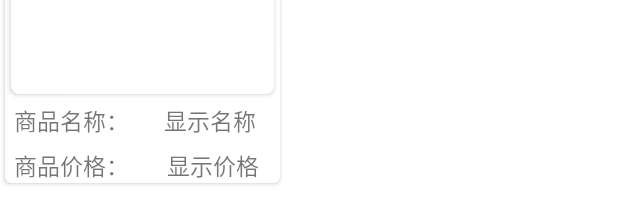
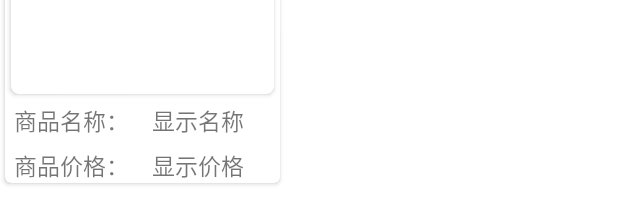
Before and after one commit to Fuzhang1/317software, an Android app: the layout item_homepost_view.xml on its own in the app's theme, with its tools: preview values and no code run, on a phone screen of 412 x 824 dp. Shown: the part 170-394 px from the top of the screen. Run offline under Robolectric (Android 15) with nearby library versions, the phone set to English and light mode, and no system bars.

Commit message:
modify recommendation algorithm

```diff
--- a/317soft/tos/app/src/main/java/com/example/a317soft/adapter/GridViewAdapter.java
+++ b/317soft/tos/app/src/main/java/com/example/a317soft/adapter/GridViewAdapter.java
@@ -89,6 +89,7 @@ public class GridViewAdapter extends  RecyclerView.Adapter<GridViewAdapter.Inner
             mposition = position;
             mIcon.setImageBitmap(BitmapFactory.decodeByteArray(mData2.get(mposition).getPicture(),0,mData2.get(mposition).getPicture().length));
             String name = mData2.get(mposition).getTitle();
+            name = name.length()>7?name.substring(0,6)+"...":name;
             mnamedisp.setText(name);
             mpricedisp.setText(reBean.getPrice());
         }
--- a/317soft/tos/app/src/main/java/com/example/a317soft/util/PostDB.java
+++ b/317soft/tos/app/src/main/java/com/example/a317soft/util/PostDB.java
@@ -111,8 +111,8 @@ public class PostDB {
     public static List<Post> postsByDate(List<Integer> community_id) {
         List<Post> list = new ArrayList<>();
         int cnt = 10;
-        for(int i=0;i<community_id.size();i++){
-            String sql = "select * from tos_post where community_id=" + String.valueOf(community_id.get(i));
+        for(int i=0; i<community_id.size(); i++){
+            String sql = "select * from tos_post where community_id = " + String.valueOf(community_id.get(i)) + " order by id desc";
             Connection connection = DBUtil.getConn();
             Statement statement = null;
             ResultSet resultSet = null;
--- a/317soft/tos/app/src/main/res/layout/activity_community_search.xml
+++ b/317soft/tos/app/src/main/res/layout/activity_community_search.xml
@@ -95,7 +95,7 @@
         app:layout_constraintEnd_toEndOf="parent"
         app:layout_constraintHeight_default="percent"
 
-        app:layout_constraintHeight_percent="0.78"
+        app:layout_constraintHeight_percent="0.6"
         app:layout_constraintStart_toStartOf="parent"
         app:layout_constraintTop_toBottomOf="@+id/et_communitySearch"
 
--- a/317soft/tos/app/src/main/res/layout/item_homepost_view.xml
+++ b/317soft/tos/app/src/main/res/layout/item_homepost_view.xml
@@ -55,31 +55,30 @@
 
             <TextView
                 android:id="@+id/grid_view_namedisp"
-                android:layout_width="81dp"
+                android:layout_width="69dp"
                 android:layout_height="wrap_content"
+
                 android:layout_alignTop="@+id/grid_view_title"
                 android:layout_alignEnd="@+id/cardView3"
                 android:layout_marginTop="0dp"
-                android:layout_marginEnd="2dp"
-                android:ellipsize="end"
+                android:layout_marginEnd="16dp"
                 android:gravity="center"
-                android:singleLine="true"
                 android:text="显示名称"
                 android:textSize="15sp" />
 
             <TextView
                 android:id="@+id/grid_view_pricedisp"
-                android:layout_width="81dp"
+                android:layout_width="69dp"
                 android:layout_height="wrap_content"
+
+
                 android:layout_alignTop="@+id/grid_view_price"
                 android:layout_alignEnd="@+id/cardView3"
                 android:layout_alignBottom="@+id/grid_view_price"
                 android:layout_marginTop="0dp"
-                android:layout_marginEnd="0dp"
+                android:layout_marginEnd="16dp"
                 android:layout_marginBottom="1dp"
-                android:ellipsize="end"
                 android:gravity="center"
-                android:singleLine="true"
                 android:text="显示价格"
                 android:textSize="15sp" />
         </RelativeLayout>
--- a/317soft/tos/app/src/main/res/values/strings.xml
+++ b/317soft/tos/app/src/main/res/values/strings.xml
@@ -1,5 +1,5 @@
 <resources>
-    <string name="app_name">TOS宇宙</string>
+    <string name="app_name">317soft</string>
     <string name="title_activity_login">LoginActivity</string>
     <string name="prompt_email">Email</string>
     <string name="prompt_password">Password</string>
```
Also changed, not shown: 317soft/tos/app/src/main/java/com/example/a317soft/util/DB_Pool.java (+3 -13 lines).
